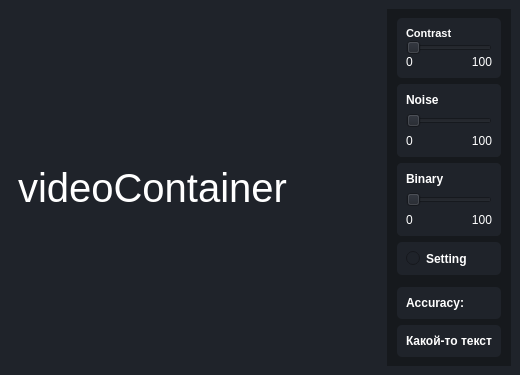
Above: glasCylinders.ui from kuznetsona/gasCylinders before the change. Below: the same form after it.
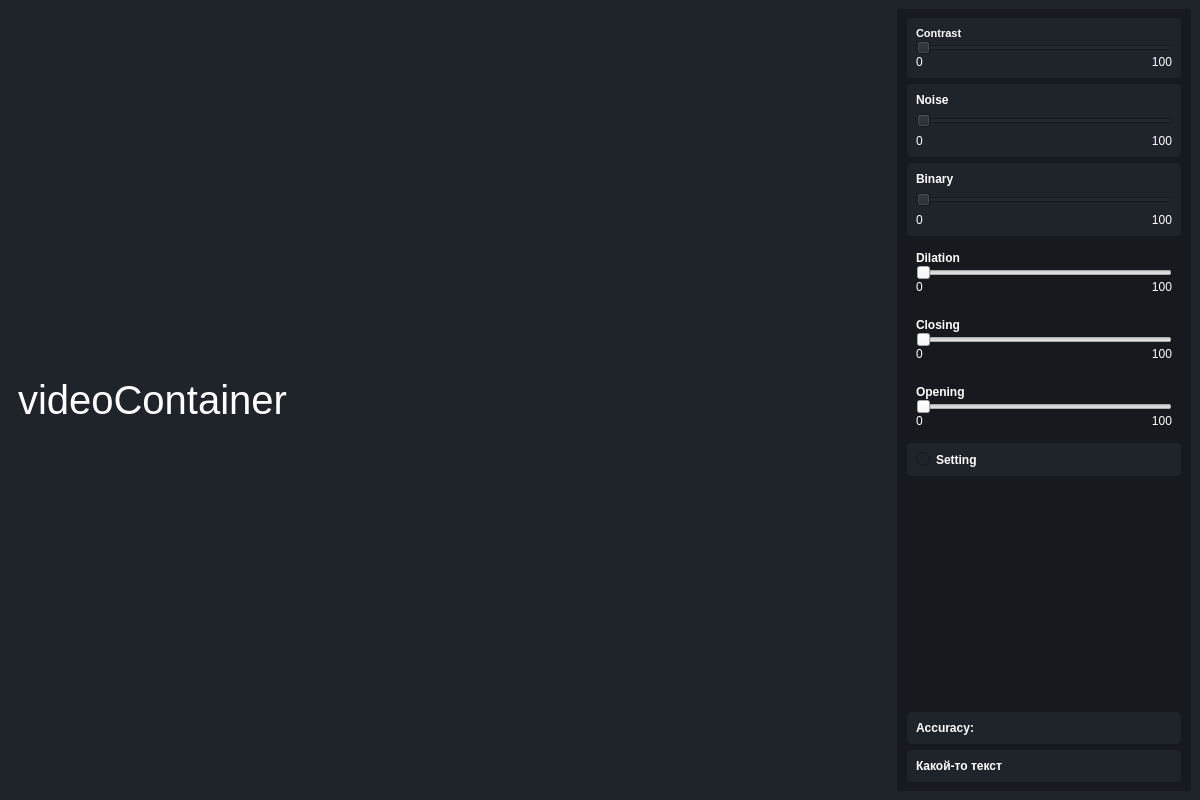
That is the form after the change.

Commit message: add app 2webcam

What changed in the file:
```diff
--- a/glasCylinders.ui
+++ b/glasCylinders.ui
@@ -6,8 +6,8 @@
    <rect>
     <x>0</x>
     <y>0</y>
-    <width>520</width>
-    <height>375</height>
+    <width>1200</width>
+    <height>800</height>
    </rect>
   </property>
   <property name="windowTitle">
@@ -359,6 +359,270 @@
          </layout>
         </widget>
        </item>
+       <item>
+        <widget class="QFrame" name="frame_dilation">
+         <property name="frameShape">
+          <enum>QFrame::StyledPanel</enum>
+         </property>
+         <property name="frameShadow">
+          <enum>QFrame::Raised</enum>
+         </property>
+         <layout class="QVBoxLayout" name="verticalLayout_9">
+          <item>
+           <widget class="QFrame" name="frame_5">
+            <property name="frameShape">
+             <enum>QFrame::NoFrame</enum>
+            </property>
+            <property name="frameShadow">
+             <enum>QFrame::Raised</enum>
+            </property>
+            <layout class="QGridLayout" name="gridLayout_6">
+             <property name="leftMargin">
+              <number>0</number>
+             </property>
+             <property name="topMargin">
+              <number>0</number>
+             </property>
+             <property name="rightMargin">
+              <number>0</number>
+             </property>
+             <property name="bottomMargin">
+              <number>0</number>
+             </property>
+             <property name="spacing">
+              <number>0</number>
+             </property>
+             <item row="2" column="0">
+              <widget class="QLabel" name="dilation_min">
+               <property name="text">
+                <string>0</string>
+               </property>
+              </widget>
+             </item>
+             <item row="0" column="0">
+              <widget class="QLabel" name="dilation_text">
+               <property name="font">
+                <font>
+                 <weight>75</weight>
+                 <bold>true</bold>
+                </font>
+               </property>
+               <property name="text">
+                <string>Dilation</string>
+               </property>
+              </widget>
+             </item>
+             <item row="2" column="1">
+              <widget class="QLabel" name="dilation_max">
+               <property name="layoutDirection">
+                <enum>Qt::LeftToRight</enum>
+               </property>
+               <property name="text">
+                <string>100</string>
+               </property>
+               <property name="textFormat">
+                <enum>Qt::AutoText</enum>
+               </property>
+               <property name="scaledContents">
+                <bool>false</bool>
+               </property>
+               <property name="alignment">
+                <set>Qt::AlignRight|Qt::AlignTrailing|Qt::AlignVCenter</set>
+               </property>
+               <property name="margin">
+                <number>0</number>
+               </property>
+              </widget>
+             </item>
+             <item row="1" column="0" colspan="2">
+              <widget class="QSlider" name="slider_dilation">
+               <property name="orientation">
+                <enum>Qt::Horizontal</enum>
+               </property>
+              </widget>
+             </item>
+            </layout>
+           </widget>
+          </item>
+         </layout>
+        </widget>
+       </item>
+       <item>
+        <widget class="QFrame" name="frame_closing">
+         <property name="frameShape">
+          <enum>QFrame::StyledPanel</enum>
+         </property>
+         <property name="frameShadow">
+          <enum>QFrame::Raised</enum>
+         </property>
+         <layout class="QVBoxLayout" name="verticalLayout_8">
+          <item>
+           <widget class="QFrame" name="frame_4">
+            <property name="frameShape">
+             <enum>QFrame::NoFrame</enum>
+            </property>
+            <property name="frameShadow">
+             <enum>QFrame::Raised</enum>
+            </property>
+            <layout class="QGridLayout" name="gridLayout_5">
+             <property name="leftMargin">
+              <number>0</number>
+             </property>
+             <property name="topMargin">
+              <number>0</number>
+             </property>
+             <property name="rightMargin">
+              <number>0</number>
+             </property>
+             <property name="bottomMargin">
+              <number>0</number>
+             </property>
+             <property name="spacing">
+              <number>0</number>
+             </property>
+             <item row="2" column="0">
+              <widget class="QLabel" name="closing_min">
+               <property name="text">
+                <string>0</string>
+               </property>
+              </widget>
+             </item>
+             <item row="0" column="0">
+              <widget class="QLabel" name="closing_text">
+               <property name="font">
+                <font>
+                 <weight>75</weight>
+                 <bold>true</bold>
+                </font>
+               </property>
+               <property name="text">
+                <string>Closing</string>
+               </property>
+              </widget>
+             </item>
+             <item row="2" column="1">
+              <widget class="QLabel" name="closing_max">
+               <property name="layoutDirection">
+                <enum>Qt::LeftToRight</enum>
+               </property>
+               <property name="text">
+                <string>100</string>
+               </property>
+               <property name="textFormat">
+                <enum>Qt::AutoText</enum>
+               </property>
+               <property name="scaledContents">
+                <bool>false</bool>
+               </property>
+               <property name="alignment">
+                <set>Qt::AlignRight|Qt::AlignTrailing|Qt::AlignVCenter</set>
+               </property>
+               <property name="margin">
+                <number>0</number>
+               </property>
+              </widget>
+             </item>
+             <item row="1" column="0" colspan="2">
+              <widget class="QSlider" name="slider_closing">
+               <property name="orientation">
+                <enum>Qt::Horizontal</enum>
+               </property>
+              </widget>
+             </item>
+            </layout>
+           </widget>
+          </item>
+         </layout>
+        </widget>
+       </item>
+       <item>
+        <widget class="QFrame" name="frame_opening">
+         <property name="frameShape">
+          <enum>QFrame::StyledPanel</enum>
+         </property>
+         <property name="frameShadow">
+          <enum>QFrame::Raised</enum>
+         </property>
+         <layout class="QVBoxLayout" name="verticalLayout_10">
+          <item>
+           <widget class="QFrame" name="frame_6">
+            <property name="frameShape">
+             <enum>QFrame::NoFrame</enum>
+            </property>
+            <property name="frameShadow">
+             <enum>QFrame::Raised</enum>
+            </property>
+            <layout class="QGridLayout" name="gridLayout_7">
+             <property name="leftMargin">
+              <number>0</number>
+             </property>
+             <property name="topMargin">
+              <number>0</number>
+             </property>
+             <property name="rightMargin">
+              <number>0</number>
+             </property>
+             <property name="bottomMargin">
+              <number>0</number>
+             </property>
+             <property name="spacing">
+              <number>0</number>
+             </property>
+             <item row="2" column="0">
+              <widget class="QLabel" name="opening_min">
+               <property name="text">
+                <string>0</string>
+               </property>
+              </widget>
+             </item>
+             <item row="0" column="0">
+              <widget class="QLabel" name="opening_text">
+               <property name="font">
+                <font>
+                 <weight>75</weight>
+                 <bold>true</bold>
+                </font>
+               </property>
+               <property name="text">
+                <string>Opening</string>
+               </property>
+              </widget>
+             </item>
+             <item row="2" column="1">
+              <widget class="QLabel" name="opening_max">
+               <property name="layoutDirection">
+                <enum>Qt::LeftToRight</enum>
+               </property>
+               <property name="text">
+                <string>100</string>
+               </property>
+               <property name="textFormat">
+                <enum>Qt::AutoText</enum>
+               </property>
+               <property name="scaledContents">
+                <bool>false</bool>
+               </property>
+               <property name="alignment">
+                <set>Qt::AlignRight|Qt::AlignTrailing|Qt::AlignVCenter</set>
+               </property>
+               <property name="margin">
+                <number>0</number>
+               </property>
+              </widget>
+             </item>
+             <item row="1" column="0" colspan="2">
+              <widget class="QSlider" name="slider_opening">
+               <property name="orientation">
+                <enum>Qt::Horizontal</enum>
+               </property>
+              </widget>
+             </item>
+            </layout>
+           </widget>
+          </item>
+         </layout>
+        </widget>
+       </item>
        <item>
         <widget class="QFrame" name="frame_settings">
          <property name="styleSheet">
```
Left out of the diff: 4 changed lines with no effect on the pictures. The commit also changes 1 other file.
